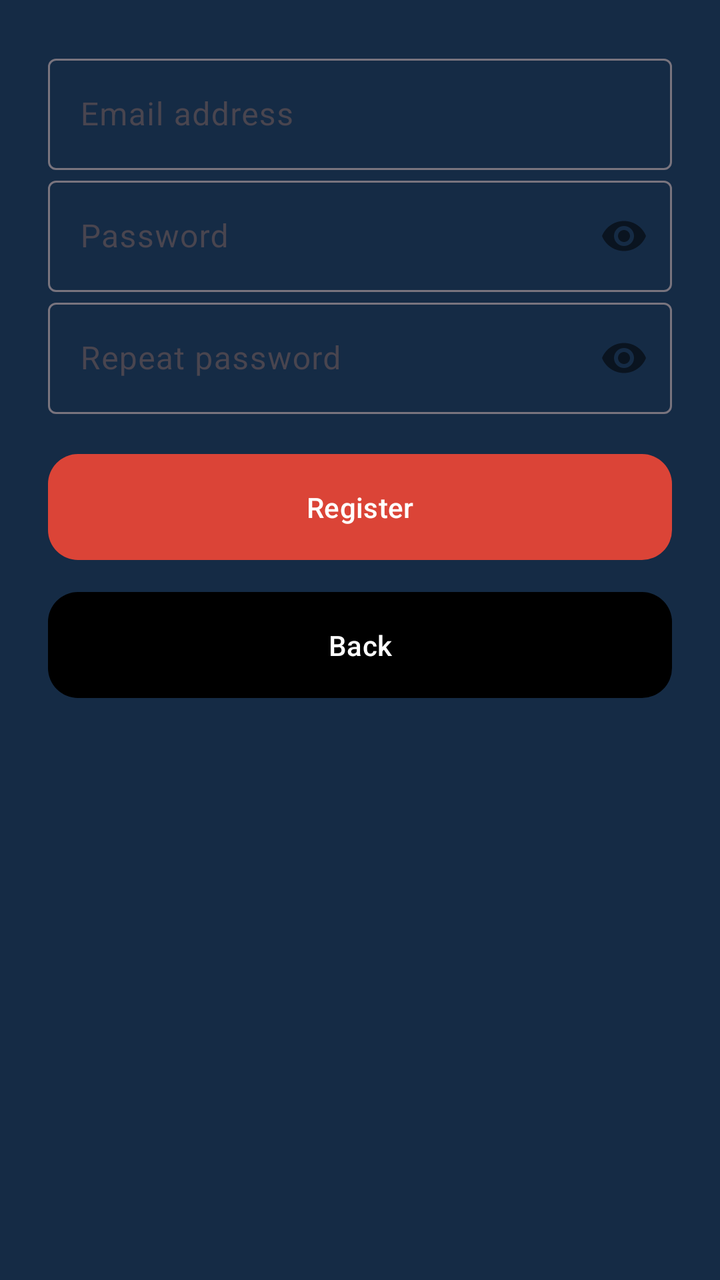
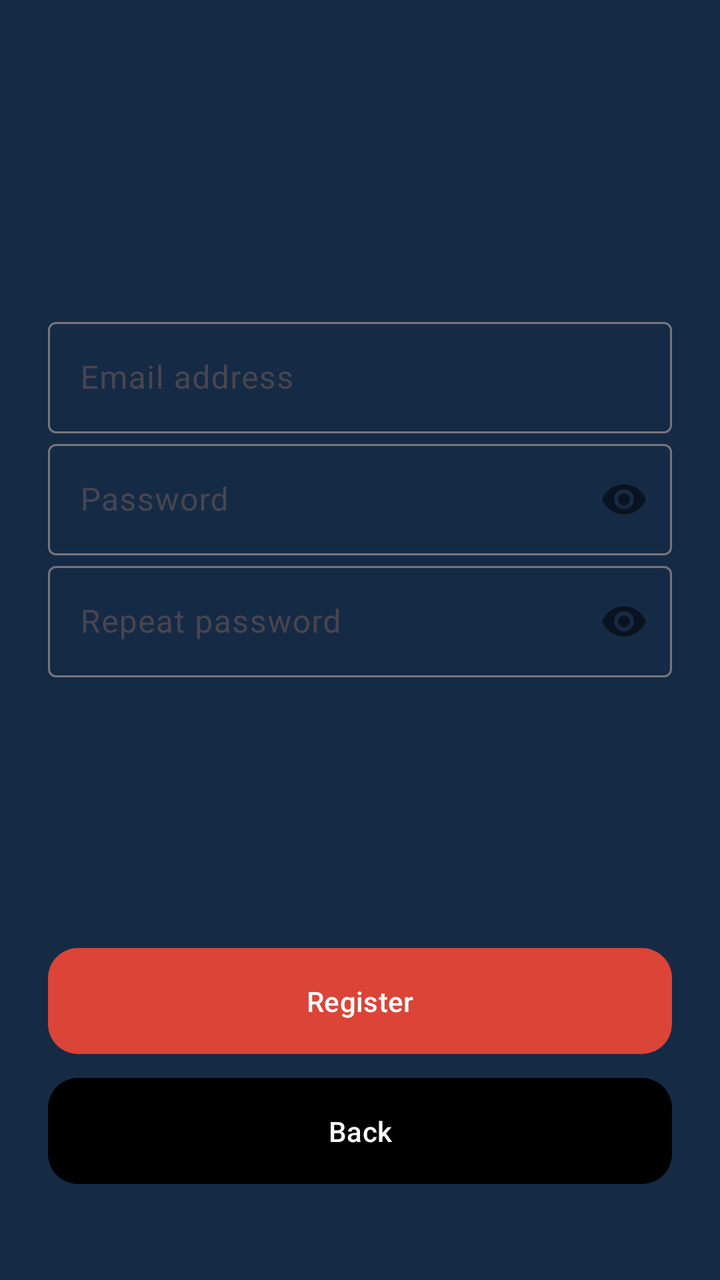

Two renders of the same Android screen: before a commit and after it. Below are the layout's source before the change and the commit's diff.
<!-- AndroidManifest.xml: application theme AppTheme -->
<!-- res/layout/fragment_register.xml -->
<?xml version="1.0" encoding="utf-8"?>
<androidx.constraintlayout.widget.ConstraintLayout 
    xmlns:android="http://schemas.android.com/apk/res/android"
    xmlns:app="http://schemas.android.com/apk/res-auto"
    android:layout_width="match_parent"
    android:layout_height="match_parent"
    android:padding="24dp">

    
    <com.google.android.material.textfield.TextInputLayout
        android:id="@+id/emailContainer"
        style="@style/Widget.Material3.TextInputLayout.OutlinedBox"
        android:layout_width="0dp"
        android:layout_height="wrap_content"
        app:layout_constraintStart_toStartOf="parent"
        app:layout_constraintEnd_toEndOf="parent"
        app:layout_constraintTop_toTopOf="parent"
        android:contentDescription="@string/register_email_field_desc">

        <com.google.android.material.textfield.TextInputEditText
            android:id="@+id/emailEditText"
            android:layout_width="match_parent"
            android:layout_height="wrap_content"
            android:hint="@string/register_hint_email"
            android:inputType="textEmailAddress" />
    </com.google.android.material.textfield.TextInputLayout>

    
    <com.google.android.material.textfield.TextInputLayout
        android:id="@+id/passwordContainer"
        style="@style/Widget.Material3.TextInputLayout.OutlinedBox"
        android:layout_width="0dp"
        android:layout_height="wrap_content"
        app:passwordToggleEnabled="true"
        app:layout_constraintStart_toStartOf="parent"
        app:layout_constraintEnd_toEndOf="parent"
        app:layout_constraintTop_toBottomOf="@id/emailContainer"
        android:contentDescription="@string/register_password_field_desc">

        <com.google.android.material.textfield.TextInputEditText
            android:id="@+id/passwordEditText"
            android:layout_width="match_parent"
            android:layout_height="wrap_content"
            android:hint="@string/register_hint_password"
            android:inputType="textPassword" />
    </com.google.android.material.textfield.TextInputLayout>

    
    <com.google.android.material.textfield.TextInputLayout
        android:id="@+id/passwordRepeatContainer"
        style="@style/Widget.Material3.TextInputLayout.OutlinedBox"
        android:layout_width="0dp"
        android:layout_height="wrap_content"
        app:passwordToggleEnabled="true"
        app:layout_constraintStart_toStartOf="parent"
        app:layout_constraintEnd_toEndOf="parent"
        app:layout_constraintTop_toBottomOf="@id/passwordContainer"
        android:contentDescription="@string/register_password_repeat_field_desc">

        <com.google.android.material.textfield.TextInputEditText
            android:id="@+id/etPasswordRepeat"
            android:layout_width="match_parent"
            android:layout_height="wrap_content"
            android:hint="@string/register_hint_password_repeat"
            android:inputType="textPassword" />
    </com.google.android.material.textfield.TextInputLayout>

    
    <com.google.android.material.button.MaterialButton
        android:id="@+id/btnRegister"
        style="@style/RedButton"
        android:text="@string/register_button"
        android:contentDescription="@string/register_button_desc"
        android:layout_width="0dp"
        android:layout_height="wrap_content"
        app:layout_constraintStart_toStartOf="parent"
        app:layout_constraintEnd_toEndOf="parent"
        app:layout_constraintTop_toBottomOf="@id/passwordRepeatContainer"
        android:layout_marginTop="16dp" />

    
    <com.google.android.material.button.MaterialButton
        android:id="@+id/btnBack"
        style="@style/BlackButton"
        android:text="@string/register_back_button"
        android:contentDescription="@string/register_back_button_desc"
        android:layout_width="0dp"
        android:layout_height="wrap_content"
        app:layout_constraintStart_toStartOf="parent"
        app:layout_constraintEnd_toEndOf="parent"
        app:layout_constraintTop_toBottomOf="@id/btnRegister"
        android:layout_marginTop="8dp" />

</androidx.constraintlayout.widget.ConstraintLayout>
<!-- resources referenced by this layout -->
<resources>
  <string name="register_back_button">Back</string>
  <string name="register_back_button_desc">Go back to the login screen</string>
  <string name="register_button">Register</string>
  <string name="register_button_desc">Create a new account</string>
  <string name="register_email_field_desc">Enter your email address</string>
  <string name="register_hint_email">Email address</string>
  <string name="register_hint_password">Password</string>
  <string name="register_hint_password_repeat">Repeat password</string>
  <string name="register_password_field_desc">Enter your password</string>
  <string name="register_password_repeat_field_desc">Repeat your password for confirmation</string>
  <style name="BlackButton" parent="Widget.Material3.Button">
          <item name="backgroundTint">@android:color/black</item>
          <item name="android:textColor">@android:color/white</item>
          <item name="cornerRadius">15dp</item>
          <item name="android:minHeight">56dp</item>
          <item name="android:paddingTop">17dp</item>
          <item name="android:paddingBottom">17dp</item>
          <item name="android:elevation">0dp</item>
      </style>
  <style name="RedButton" parent="Widget.Material3.Button">
          <item name="backgroundTint">#DB4437</item>
          <item name="android:textColor">@android:color/white</item>
          <item name="cornerRadius">15dp</item>
          <item name="android:minHeight">56dp</item>
          <item name="android:paddingTop">17dp</item>
          <item name="android:paddingBottom">17dp</item>
          <item name="android:elevation">0dp</item>
      </style>
  <style name="AppTheme" parent="Theme.Material3.DayNight.NoActionBar">
  
          
          <item name="colorPrimary">@color/md_theme_light_primary</item>
          <item name="colorOnPrimary">@color/md_theme_light_onPrimary</item>
          <item name="colorSecondary">@color/md_theme_light_secondary</item>
          <item name="colorOnSecondary">@color/md_theme_light_onSecondary</item>
  
          
          <item name="android:colorBackground">@color/md_theme_light_background</item>
          <item name="colorSurface">@color/md_theme_light_surface</item>
          <item name="colorOnSurface">@color/md_theme_light_onSurface</item>
  
          
          <item name="android:statusBarColor">@color/md_theme_light_surface</item>
          <item name="android:navigationBarColor">@color/md_theme_light_surface</item>
  
          
          <item name="android:windowLightStatusBar">true</item>
          <item name="android:windowLightNavigationBar">true</item>
  
          
          <item name="windowActionBar">false</item>
          <item name="android:windowNoTitle">true</item>
      </style>
  <color name="md_theme_light_primary">#152B45</color>
  <color name="md_theme_light_onPrimary">#FFFFFF</color>
  <color name="md_theme_light_secondary">#4A6363</color>
  <color name="md_theme_light_onSecondary">#FFFFFF</color>
  <color name="md_theme_light_background">#152B45</color>
  <color name="md_theme_light_surface">#152B45</color>
  <color name="md_theme_light_onSurface">#AAB6C1</color>
</resources>

<!-- the commit's change to res/layout/fragment_register.xml (unified diff, before → after) -->
@@ -15,6 +15,8 @@
         app:layout_constraintStart_toStartOf="parent"
         app:layout_constraintEnd_toEndOf="parent"
         app:layout_constraintTop_toTopOf="parent"
+        app:layout_constraintBottom_toTopOf="@id/passwordContainer"
+        app:layout_constraintVertical_chainStyle="packed"
         android:contentDescription="@string/register_email_field_desc">
 
         <com.google.android.material.textfield.TextInputEditText
@@ -35,6 +37,7 @@
         app:layout_constraintStart_toStartOf="parent"
         app:layout_constraintEnd_toEndOf="parent"
         app:layout_constraintTop_toBottomOf="@id/emailContainer"
+        app:layout_constraintBottom_toTopOf="@id/passwordRepeatContainer"
         android:contentDescription="@string/register_password_field_desc">
 
         <com.google.android.material.textfield.TextInputEditText
@@ -55,6 +58,7 @@
         app:layout_constraintStart_toStartOf="parent"
         app:layout_constraintEnd_toEndOf="parent"
         app:layout_constraintTop_toBottomOf="@id/passwordContainer"
+        app:layout_constraintBottom_toTopOf="@id/btnRegister"
         android:contentDescription="@string/register_password_repeat_field_desc">
 
         <com.google.android.material.textfield.TextInputEditText
@@ -75,8 +79,8 @@
         android:layout_height="wrap_content"
         app:layout_constraintStart_toStartOf="parent"
         app:layout_constraintEnd_toEndOf="parent"
-        app:layout_constraintTop_toBottomOf="@id/passwordRepeatContainer"
-        android:layout_marginTop="16dp" />
+        app:layout_constraintBottom_toTopOf="@+id/btnBack"
+        android:layout_marginBottom="4dp" />
 
     
     <com.google.android.material.button.MaterialButton
@@ -88,7 +92,7 @@
         android:layout_height="wrap_content"
         app:layout_constraintStart_toStartOf="parent"
         app:layout_constraintEnd_toEndOf="parent"
-        app:layout_constraintTop_toBottomOf="@id/btnRegister"
-        android:layout_marginTop="8dp" />
-
+        app:layout_constraintBottom_toBottomOf="parent"
+        android:layout_marginBottom="20dp"/>
+		
 </androidx.constraintlayout.widget.ConstraintLayout>
